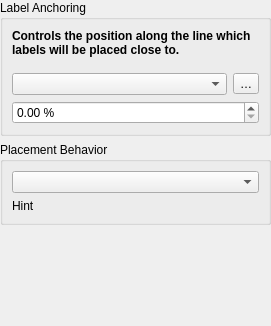
Before: the Qt Designer form src/ui/labeling/qgslabellineanchorwidgetbase.ui in qgis/QGIS, drawn with Qt 5.
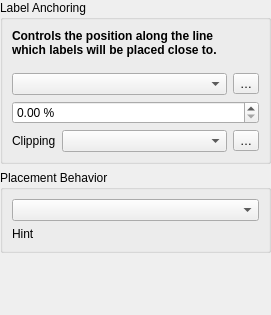
After: the same form once the commit is applied. Custom widgets are drawn as their Qt base class.

Commit message:
[feature][labelling] Add an option to control how line features are clipped before their anchor points are calculated
The previous behavior was to always use only the visible part
of the line when calculating the anchor point for labels. Now,
users have the option to choose "Use Entire Line" when setting
the label anchor point for lines, so that the entire line
feature is considered when calculating the point to place
the label instead of just the visible part of the line.

Sponsored by Stadt Zürich

```diff
--- a/src/ui/labeling/qgslabellineanchorwidgetbase.ui
+++ b/src/ui/labeling/qgslabellineanchorwidgetbase.ui
@@ -7,7 +7,7 @@
     <x>0</x>
     <y>0</y>
     <width>271</width>
-    <height>326</height>
+    <height>315</height>
    </rect>
   </property>
   <property name="windowTitle">
@@ -44,8 +44,18 @@
      <property name="title">
       <string>Label Anchoring</string>
      </property>
-     <layout class="QVBoxLayout" name="verticalLayout">
-      <item>
+     <layout class="QGridLayout" name="gridLayout_4" columnstretch="0,1,0">
+      <item row="2" column="1">
+       <widget class="QComboBox" name="mClippingComboBox"/>
+      </item>
+      <item row="2" column="0">
+       <widget class="QLabel" name="label_2">
+        <property name="text">
+         <string>Clipping</string>
+        </property>
+       </widget>
+      </item>
+      <item row="0" column="0" colspan="2">
        <widget class="QLabel" name="label">
         <property name="text">
          <string>&lt;b&gt;Controls the position along the line which labels will be placed close to.&lt;/b&gt;</string>
@@ -55,7 +65,14 @@
         </property>
        </widget>
       </item>
-      <item>
+      <item row="2" column="2">
+       <widget class="QgsPropertyOverrideButton" name="mLineClippingDDBtn">
+        <property name="text">
+         <string>…</string>
+        </property>
+       </widget>
+      </item>
+      <item row="1" column="0" colspan="3">
        <layout class="QGridLayout" name="gridLayout_2">
         <property name="topMargin">
          <number>10</number>
```
Left out of the diff: 26 changed lines with no effect on the pictures. The commit also changes 11 other files.
